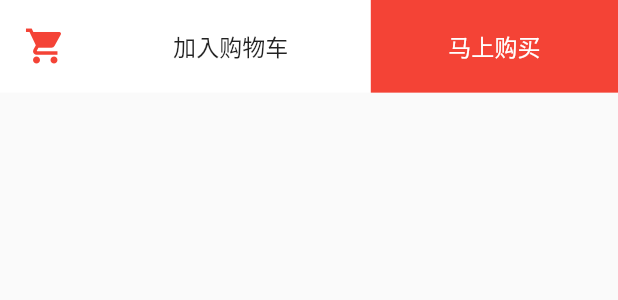
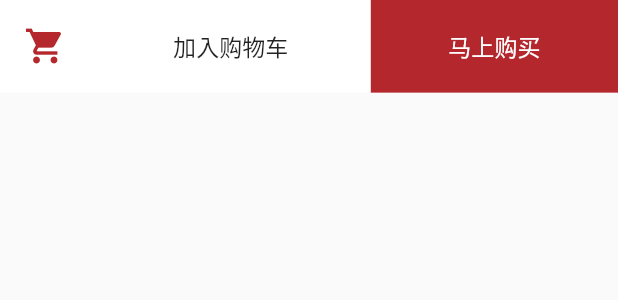
Before and after one commit to hsir05/flutter_shop, a Flutter app: the DetailsBottom widget shown alone on an empty page, opened directly, on a phone screen of 412 x 824 dp. Shown: the top 300 px of the screen. Run offline on Flutter 3.47's test engine with Material 2 defaults, Android fonts, the light colour scheme and no system bars; our stand-ins replace dio, fluro, flutter_easyrefresh, flutter_html, flutter_screenutil, flutter_swiper and 2 more; missing offline and left inert: provide; accounts and stored records are empty; network calls fail; statements that could not run were skipped.

Commit message:
详情页面购物车颜色优化

```diff
--- a/lib/pages/details_page.dart
+++ b/lib/pages/details_page.dart
@@ -285,7 +285,7 @@ class DetailsBottom extends StatelessWidget {
                 child:Icon(
                       Icons.shopping_cart,
                       size: 28,
-                      color: Colors.red,
+                      color: Color.fromRGBO(180, 40, 45, 1),
                     ),
               ) ,
            ),
@@ -307,7 +307,7 @@ class DetailsBottom extends StatelessWidget {
                alignment: Alignment.center,
                width: ScreenUtil().setWidth(300),
                height: ScreenUtil().setHeight(100),
-               color: Colors.red,
+               color: Color.fromRGBO(180, 40, 45, 1),
                child: Text(
                  '马上购买',
                  style: TextStyle(color: Colors.white,fontSize: ScreenUtil().setSp(28)),
```
